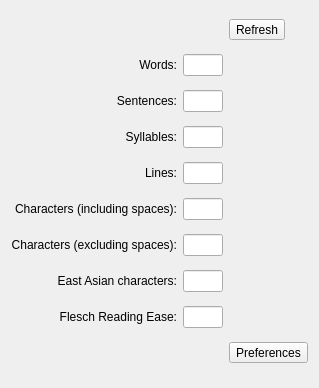
KDE/calligra, file words/part/dockers/KWStatisticsDocker.ui: the form before one commit.
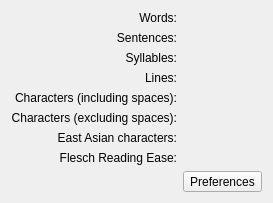
The form after the commit.

Commit message: Words Statistics Docker with Reformed GUI,ready for use

What changed in the file:
```diff
--- a/words/part/dockers/KWStatisticsDocker.ui
+++ b/words/part/dockers/KWStatisticsDocker.ui
@@ -6,12 +6,12 @@
    <rect>
     <x>0</x>
     <y>0</y>
-    <width>319</width>
-    <height>388</height>
+    <width>263</width>
+    <height>198</height>
    </rect>
   </property>
   <layout class="QGridLayout" name="gridLayout">
-   <item row="3" column="0">
+   <item row="2" column="0">
     <widget class="QLabel" name="Sentences">
      <property name="text">
       <string>Sentences:</string>
@@ -21,7 +21,7 @@
      </property>
     </widget>
    </item>
-   <item row="4" column="0">
+   <item row="3" column="0">
     <widget class="QLabel" name="Syllables">
      <property name="text">
       <string>Syllables:</string>
@@ -31,7 +31,7 @@
      </property>
     </widget>
    </item>
-   <item row="5" column="0">
+   <item row="4" column="0">
     <widget class="QLabel" name="Lines">
      <property name="text">
       <string>Lines:</string>
@@ -41,25 +41,7 @@
      </property>
     </widget>
    </item>
-   <item row="3" column="1">
-    <widget class="QLineEdit" name="count_sentences"/>
-   </item>
-   <item row="4" column="1">
-    <widget class="QLineEdit" name="count_syllables"/>
-   </item>
-   <item row="5" column="1">
-    <widget class="QLineEdit" name="count_lines"/>
-   </item>
-   <item row="6" column="1">
-    <widget class="QLineEdit" name="count_spaces"/>
-   </item>
-   <item row="7" column="1">
-    <widget class="QLineEdit" name="count_nospaces"/>
-   </item>
-   <item row="8" column="1">
-    <widget class="QLineEdit" name="count_cjkchars"/>
-   </item>
-   <item row="6" column="0">
+   <item row="5" column="0">
     <widget class="QLabel" name="spaces">
      <property name="text">
       <string>Characters (including spaces):</string>
@@ -69,7 +51,7 @@
      </property>
     </widget>
    </item>
-   <item row="7" column="0">
+   <item row="6" column="0">
     <widget class="QLabel" name="nospaces">
      <property name="text">
       <string>Characters (excluding spaces):</string>
@@ -79,7 +61,7 @@
      </property>
     </widget>
    </item>
-   <item row="8" column="0">
+   <item row="7" column="0">
     <widget class="QLabel" name="Cjkchars">
      <property name="text">
       <string>East Asian characters:</string>
@@ -89,10 +71,7 @@
      </property>
     </widget>
    </item>
-   <item row="9" column="1">
-    <widget class="QLineEdit" name="count_flesch"/>
-   </item>
-   <item row="9" column="0">
+   <item row="8" column="0">
     <widget class="QLabel" name="Flesch">
      <property name="text">
       <string>Flesch Reading Ease:</string>
@@ -102,7 +81,7 @@
      </property>
     </widget>
    </item>
-   <item row="2" column="0">
+   <item row="1" column="0">
     <widget class="QLabel" name="Words">
      <property name="text">
       <string>Words:</string>
@@ -112,29 +91,81 @@
      </property>
     </widget>
    </item>
+   <item row="1" column="1">
+    <widget class="QLabel" name="count_words">
+     <property name="text">
+      <string/>
+     </property>
+    </widget>
+   </item>
    <item row="2" column="1">
-    <widget class="QLineEdit" name="count_words">
+    <widget class="QLabel" name="count_sentences">
      <property name="text">
       <string/>
      </property>
-     <property name="readOnly">
-      <bool>false</bool>
+    </widget>
+   </item>
+   <item row="3" column="1">
+    <widget class="QLabel" name="count_syllables">
+     <property name="text">
+      <string/>
      </property>
     </widget>
    </item>
-   <item row="10" column="2">
+   <item row="4" column="1">
+    <widget class="QLabel" name="count_lines">
+     <property name="text">
+      <string/>
+     </property>
+    </widget>
+   </item>
+   <item row="5" column="1">
+    <widget class="QLabel" name="count_spaces">
+     <property name="text">
+      <string/>
+     </property>
+    </widget>
+   </item>
+   <item row="6" column="1">
+    <widget class="QLabel" name="count_nospaces">
+     <property name="text">
+      <string/>
+     </property>
+    </widget>
+   </item>
+   <item row="7" column="1">
+    <widget class="QLabel" name="count_cjkchars">
+     <property name="text">
+      <string/>
+     </property>
+    </widget>
+   </item>
+   <item row="8" column="1">
+    <widget class="QLabel" name="count_flesch">
+     <property name="text">
+      <string/>
+     </property>
+    </widget>
+   </item>
+   <item row="9" column="1">
     <widget class="QToolButton" name="preferences">
      <property name="text">
       <string>Preferences</string>
      </property>
     </widget>
    </item>
-   <item row="1" column="2">
-    <widget class="QToolButton" name="refresh">
-     <property name="text">
-      <string>Refresh</string>
+   <item row="10" column="0">
+    <spacer name="verticalSpacer">
+     <property name="orientation">
+      <enum>Qt::Vertical</enum>
      </property>
-    </widget>
+     <property name="sizeHint" stdset="0">
+      <size>
+       <width>20</width>
+       <height>40</height>
+      </size>
+     </property>
+    </spacer>
    </item>
   </layout>
  </widget>
```
The commit also changes 1 other file.
